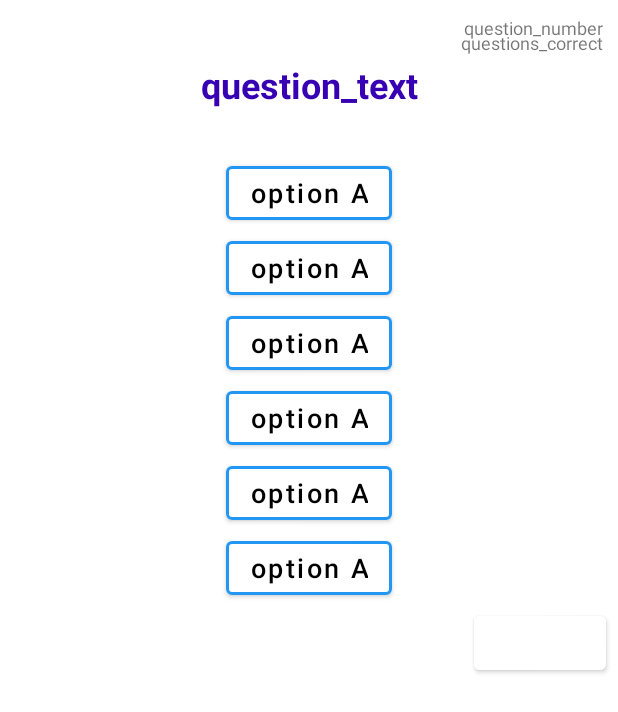
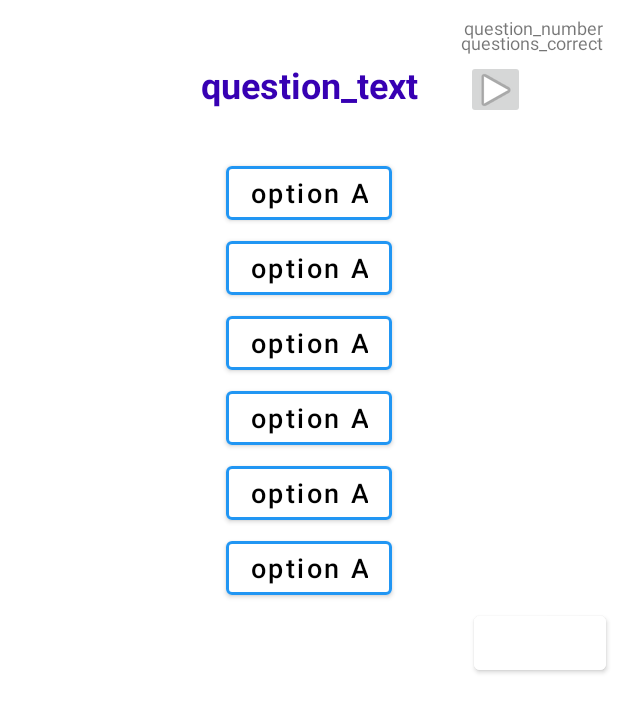
Before and after one commit to roberthinch/DannyApp, an Android app: the layout activity_multiple_choice.xml on its own in the app's theme, with its tools: preview values and no code run, on a phone screen of 412 x 824 dp. Shown: the top 712 px of the screen. Run offline under Robolectric (Android 15) with nearby library versions, the light colour scheme and no system bars.

Commit message:
Add speaking repeater button

```diff
--- a/app/src/main/res/layout/activity_multiple_choice.xml
+++ b/app/src/main/res/layout/activity_multiple_choice.xml
@@ -193,4 +193,16 @@
         app:strokeColor="@color/white"
         app:strokeWidth="2dp" />
 
+    <ImageButton
+        android:id="@+id/play_sound"
+        android:layout_width="39dp"
+        android:layout_height="39dp"
+        android:layout_marginStart="32dp"
+        android:layout_marginLeft="32dp"
+        android:layout_marginTop="3dp"
+        android:onClick="on_play_sound"
+        app:layout_constraintStart_toEndOf="@+id/question_text"
+        app:layout_constraintTop_toBottomOf="@+id/question_correct"
+        app:srcCompat="@android:drawable/ic_media_play" />
+
 </androidx.constraintlayout.widget.ConstraintLayout>
```
Also changed, not shown: app/src/main/java/com/example/myapplication/MultipleChoice.java (+21 -2 lines).
